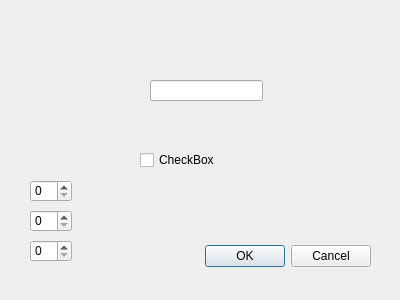
Old version of the form edititemdialog.ui in the repository Rodney406/ws6_7-20709120.
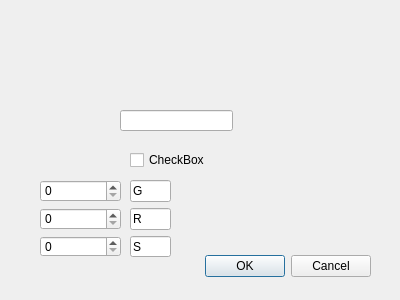
New version of the form.

Commit message: WS6: edit tree item properties using custom dialog

The edit to the form file:
```diff
--- a/edititemdialog.ui
+++ b/edititemdialog.ui
@@ -17,7 +17,7 @@
    <property name="geometry">
     <rect>
      <x>30</x>
-     <y>240</y>
+     <y>250</y>
      <width>341</width>
      <height>32</height>
     </rect>
@@ -32,29 +32,19 @@
   <widget class="QLineEdit" name="nameLineEdit">
    <property name="geometry">
     <rect>
-     <x>150</x>
-     <y>80</y>
+     <x>120</x>
+     <y>110</y>
      <width>113</width>
      <height>21</height>
     </rect>
    </property>
   </widget>
-  <widget class="QSpinBox" name="rSpinBox">
-   <property name="geometry">
-    <rect>
-     <x>30</x>
-     <y>180</y>
-     <width>42</width>
-     <height>22</height>
-    </rect>
-   </property>
-  </widget>
   <widget class="QCheckBox" name="visibleCheckBox">
    <property name="geometry">
     <rect>
-     <x>140</x>
+     <x>130</x>
      <y>150</y>
-     <width>79</width>
+     <width>111</width>
      <height>20</height>
     </rect>
    </property>
@@ -62,25 +52,71 @@
     <string>CheckBox</string>
    </property>
   </widget>
-  <widget class="QSpinBox" name="bSpinBox">
+  <widget class="QWidget" name="">
    <property name="geometry">
     <rect>
-     <x>30</x>
-     <y>240</y>
-     <width>42</width>
-     <height>22</height>
+     <x>40</x>
+     <y>180</y>
+     <width>81</width>
+     <height>77</height>
     </rect>
    </property>
+   <layout class="QVBoxLayout" name="verticalLayout">
+    <item>
+     <widget class="QSpinBox" name="gSpinBox">
+      <property name="maximum">
+       <number>255</number>
+      </property>
+     </widget>
+    </item>
+    <item>
+     <widget class="QSpinBox" name="rSpinBox">
+      <property name="maximum">
+       <number>255</number>
+      </property>
+     </widget>
+    </item>
+    <item>
+     <widget class="QSpinBox" name="bSpinBox">
+      <property name="maximum">
+       <number>255</number>
+      </property>
+     </widget>
+    </item>
+   </layout>
   </widget>
-  <widget class="QSpinBox" name="gSpinBox">
+  <widget class="QWidget" name="">
    <property name="geometry">
     <rect>
-     <x>30</x>
-     <y>210</y>
-     <width>42</width>
-     <height>22</height>
+     <x>130</x>
+     <y>180</y>
+     <width>41</width>
+     <height>77</height>
     </rect>
    </property>
+   <layout class="QVBoxLayout" name="verticalLayout_2">
+    <item>
+     <widget class="QLineEdit" name="lineEdit">
+      <property name="text">
+       <string>G</string>
+      </property>
+     </widget>
+    </item>
+    <item>
+     <widget class="QLineEdit" name="lineEdit_2">
+      <property name="text">
+       <string>R</string>
+      </property>
+     </widget>
+    </item>
+    <item>
+     <widget class="QLineEdit" name="lineEdit_3">
+      <property name="text">
+       <string>S</string>
+      </property>
+     </widget>
+    </item>
+   </layout>
   </widget>
  </widget>
  <resources/>
```
The commit also changes 3 other files.
